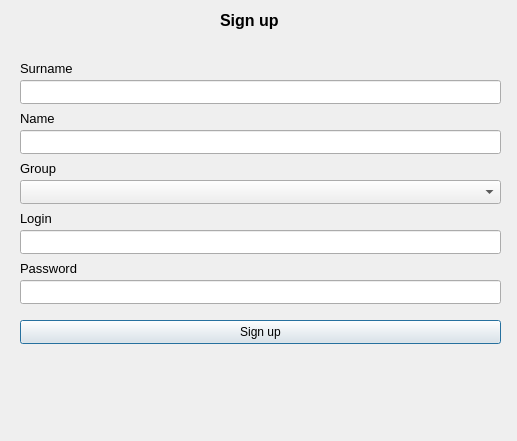
Before: the Qt Designer form StudentSignUp.ui in Knigan/DB3, drawn with Qt 5.
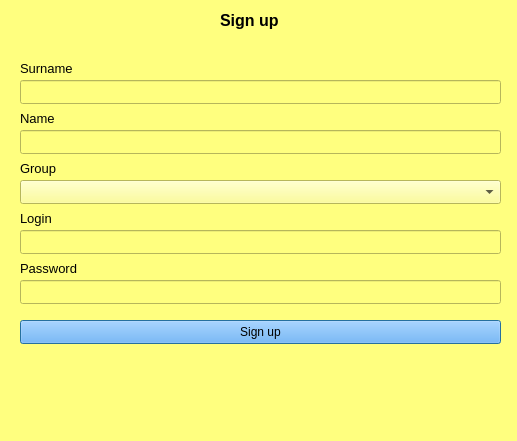
After: the same form once the commit is applied.

Diff of the .ui file:
```diff
--- a/StudentSignUp.ui
+++ b/StudentSignUp.ui
@@ -13,6 +13,9 @@
   <property name="windowTitle">
    <string>Dialog</string>
   </property>
+  <property name="styleSheet">
+   <string notr="true">background-color: rgb(255, 255, 127);</string>
+  </property>
   <widget class="QLabel" name="TitleLabel">
    <property name="geometry">
     <rect>
@@ -25,6 +28,7 @@
    <property name="font">
     <font>
      <pointsize>12</pointsize>
+     <weight>75</weight>
      <bold>true</bold>
     </font>
    </property>
@@ -177,6 +181,9 @@
      <height>24</height>
     </rect>
    </property>
+   <property name="styleSheet">
+    <string notr="true">background-color: rgb(85, 170, 255);</string>
+   </property>
    <property name="text">
     <string>Sign up</string>
    </property>
```
